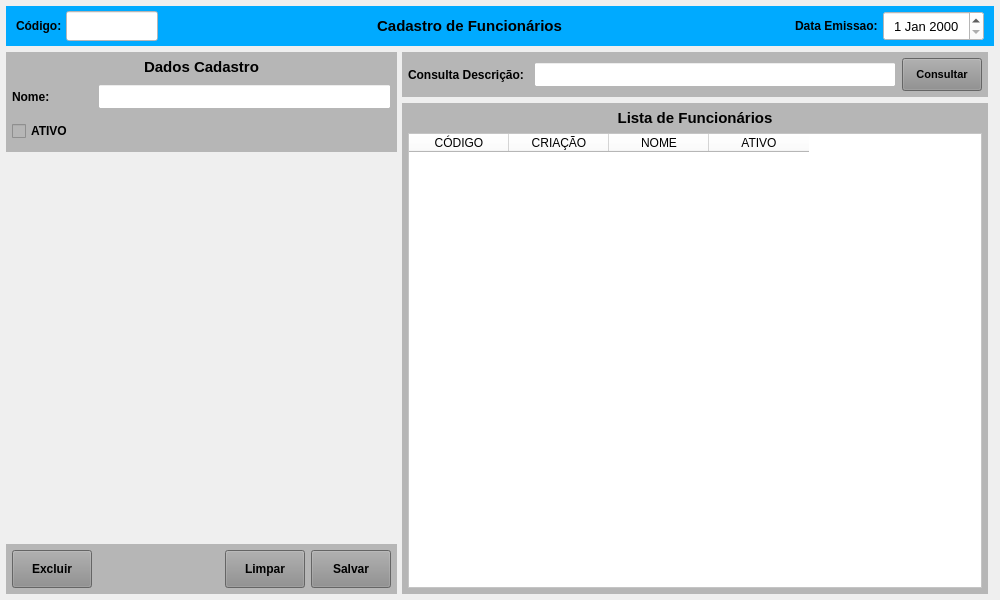
The window that forms/tela_cad_funcionario.ui (Azevedo84/erp_suzuki) describes before a commit, drawn with Qt 5.
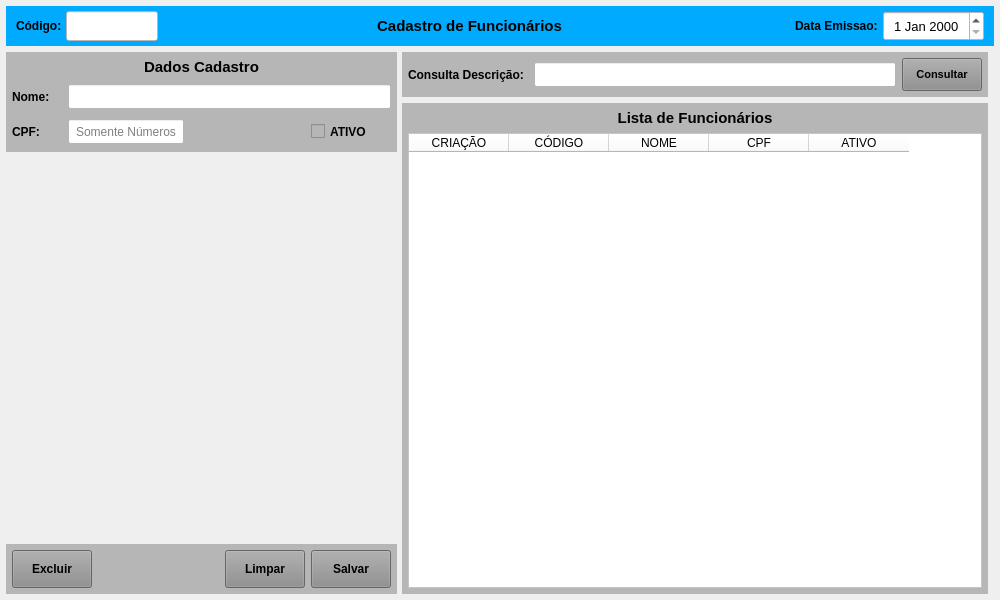
The same window after the commit.

What changed in the file:
```diff
--- a/forms/tela_cad_funcionario.ui
+++ b/forms/tela_cad_funcionario.ui
@@ -387,13 +387,13 @@
                  <widget class="QLabel" name="label_27">
                   <property name="minimumSize">
                    <size>
-                    <width>80</width>
+                    <width>50</width>
                     <height>0</height>
                    </size>
                   </property>
                   <property name="maximumSize">
                    <size>
-                    <width>80</width>
+                    <width>50</width>
                     <height>16777215</height>
                    </size>
                   </property>
@@ -469,8 +469,104 @@
                 <property name="bottomMargin">
                  <number>0</number>
                 </property>
+                <item>
+                 <widget class="QLabel" name="label_28">
+                  <property name="minimumSize">
+                   <size>
+                    <width>50</width>
+                    <height>0</height>
+                   </size>
+                  </property>
+                  <property name="maximumSize">
+                   <size>
+                    <width>50</width>
+                    <height>16777215</height>
+                   </size>
+                  </property>
+                  <property name="font">
+                   <font>
+                    <pointsize>9</pointsize>
+                    <weight>75</weight>
+                    <bold>true</bold>
+                   </font>
+                  </property>
+                  <property name="text">
+                   <string>CPF:</string>
+                  </property>
+                  <property name="alignment">
+                   <set>Qt::AlignLeading|Qt::AlignLeft|Qt::AlignVCenter</set>
+                  </property>
+                 </widget>
+                </item>
+                <item>
+                 <widget class="QLineEdit" name="line_CPF">
+                  <property name="sizePolicy">
+                   <sizepolicy hsizetype="Preferred" vsizetype="Preferred">
+                    <horstretch>0</horstretch>
+                    <verstretch>0</verstretch>
+                   </sizepolicy>
+                  </property>
+                  <property name="minimumSize">
+                   <size>
+                    <width>0</width>
+                    <height>25</height>
+                   </size>
+                  </property>
+                  <property name="maximumSize">
+                   <size>
+                    <width>16777215</width>
+                    <height>25</height>
+                   </size>
+                  </property>
+                  <property name="font">
+                   <font>
+                    <pointsize>9</pointsize>
+                   </font>
+                  </property>
+                  <property name="styleSheet">
+                   <string notr="true">background-color: rgb(255, 255, 255);</string>
+                  </property>
+                  <property name="text">
+                   <string/>
+                  </property>
+                  <property name="maxLength">
+                   <number>45</number>
+                  </property>
+                  <property name="alignment">
+                   <set>Qt::AlignCenter</set>
+                  </property>
+                  <property name="placeholderText">
+                   <string>Somente Números</string>
+                  </property>
+                 </widget>
+                </item>
+                <item>
+                 <widget class="QLabel" name="label_2">
+                  <property name="text">
+                   <string/>
+                  </property>
+                 </widget>
+                </item>
                 <item>
                  <widget class="QCheckBox" name="check_Ativo">
+                  <property name="sizePolicy">
+                   <sizepolicy hsizetype="Preferred" vsizetype="Preferred">
+                    <horstretch>0</horstretch>
+                    <verstretch>0</verstretch>
+                   </sizepolicy>
+                  </property>
+                  <property name="minimumSize">
+                   <size>
+                    <width>80</width>
+                    <height>0</height>
+                   </size>
+                  </property>
+                  <property name="maximumSize">
+                   <size>
+                    <width>80</width>
+                    <height>16777215</height>
+                   </size>
+                  </property>
                   <property name="font">
                    <font>
                     <pointsize>9</pointsize>
@@ -911,21 +1007,26 @@
                <attribute name="verticalHeaderMinimumSectionSize">
                 <number>0</number>
                </attribute>
-               <column>
-                <property name="text">
-                 <string>CÓDIGO</string>
-                </property>
-               </column>
                <column>
                 <property name="text">
                  <string>CRIAÇÃO</string>
                 </property>
                </column>
+               <column>
+                <property name="text">
+                 <string>CÓDIGO</string>
+                </property>
+               </column>
                <column>
                 <property name="text">
                  <string>NOME</string>
                 </property>
                </column>
+               <column>
+                <property name="text">
+                 <string>CPF</string>
+                </property>
+               </column>
                <column>
                 <property name="text">
                  <string>ATIVO</string>
```
Left out of the diff: 4 changed lines with no effect on the pictures.
